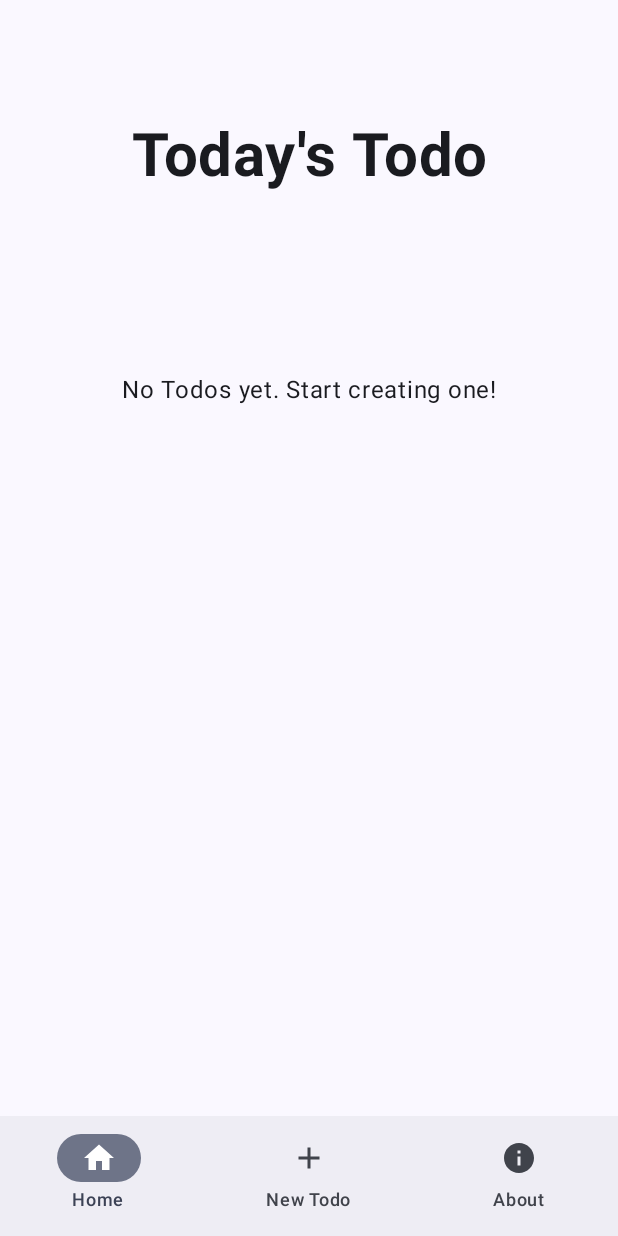
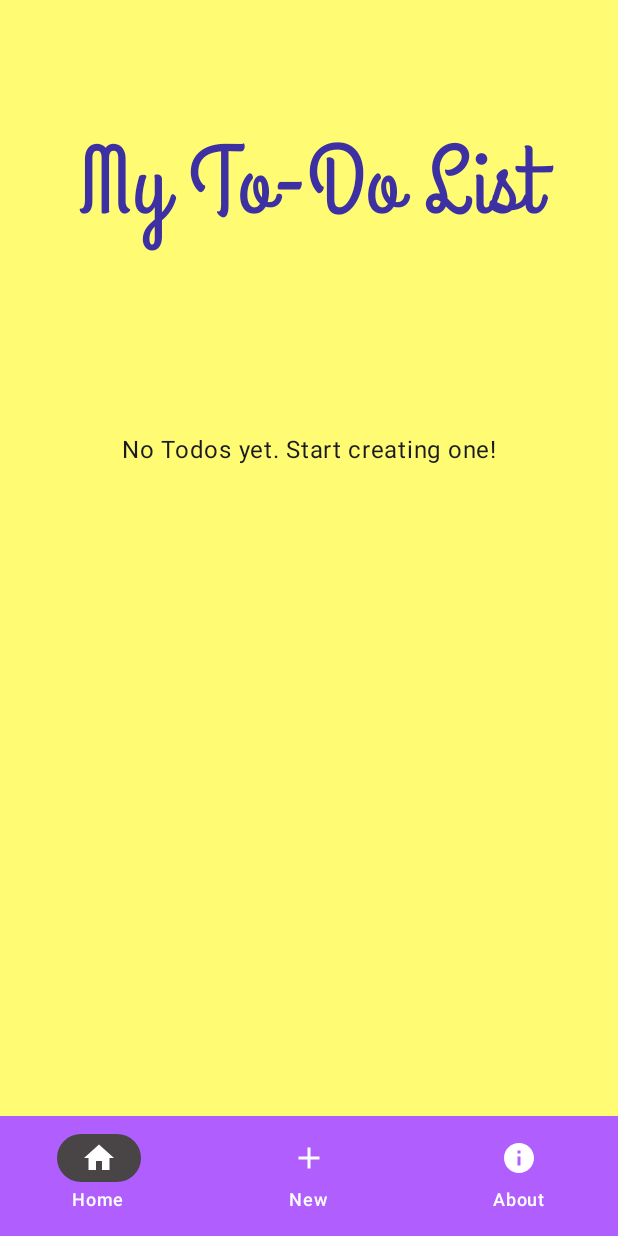
Before and after one commit to glitchcodes/todo-app, an Android app built with Jetpack Compose: the screen it shows after launch (MainActivity), on a phone screen of 412 x 824 dp. Run offline under Robolectric (Android 15) with nearby library versions, the phone set to English and light mode, and no system bars; our stand-ins replace Dagger/Hilt's generated code, Firebase (no records; nobody signed in at launch, a user with empty details on screens opened directly), accompanist.

Commit message:
add design to TODO_LIST - status bar color is now the same as background color - added fonts (Grand Hotel & Bebas Neue) - no dark mode - removed unused imports

```diff
--- a/app/build.gradle.kts
+++ b/app/build.gradle.kts
@@ -88,6 +88,8 @@ dependencies {
 
     // Kotlin extensions and Coroutine support for Room
     implementation("androidx.room:room-ktx:2.6.0")
+
+    implementation("com.google.accompanist:accompanist-systemuicontroller:0.33.2-alpha")
 }
 
 apply(plugin = "com.google.gms.google-services")
--- a/app/src/main/java/com/example/todoappcompose/MainActivity.kt
+++ b/app/src/main/java/com/example/todoappcompose/MainActivity.kt
@@ -15,8 +15,10 @@ import androidx.navigation.compose.currentBackStackEntryAsState
 import androidx.navigation.compose.rememberNavController
 import androidx.navigation.navArgument
 import com.example.todoappcompose.ui.NavigationBarComposable
+import com.example.todoappcompose.ui.SetStatusBarColor
 import com.example.todoappcompose.ui.about_me.AboutScreen
 import com.example.todoappcompose.ui.add_edit_todo.AddEditScreen
+import com.example.todoappcompose.ui.theme.MainBG
 import com.example.todoappcompose.ui.theme.TodoAppComposeTheme
 import com.example.todoappcompose.ui.todo_list.TodoListScreen
 import com.example.todoappcompose.util.Routes
@@ -29,7 +31,9 @@ class MainActivity : ComponentActivity() {
         super.onCreate(savedInstanceState)
 
         setContent {
-            TodoAppComposeTheme {
+            TodoAppComposeTheme (darkTheme = false) {
+                SetStatusBarColor(color = MainBG)
+
                 val navController = rememberNavController()
                 val currentBackStackEntry by navController.currentBackStackEntryAsState()
                 val currentRoute by remember { derivedStateOf { currentBackStackEntry?.destination?.route ?: Routes.TODO_LIST } }
--- a/app/src/main/java/com/example/todoappcompose/ui/NavigationBarComposable.kt
+++ b/app/src/main/java/com/example/todoappcompose/ui/NavigationBarComposable.kt
@@ -7,11 +7,15 @@ import androidx.compose.material.icons.filled.Info
 import androidx.compose.material3.Icon
 import androidx.compose.material3.NavigationBar
 import androidx.compose.material3.NavigationBarItem
+import androidx.compose.material3.NavigationBarItemDefaults
 import androidx.compose.material3.Text
 import androidx.compose.runtime.Composable
+import androidx.compose.ui.graphics.Color
 import androidx.compose.ui.tooling.preview.Preview
 import androidx.navigation.NavHostController
 import androidx.navigation.compose.rememberNavController
+import com.example.todoappcompose.ui.theme.Brown
+import com.example.todoappcompose.ui.theme.Purple100
 import com.example.todoappcompose.util.Routes
 
 @Composable
@@ -20,30 +24,41 @@ fun NavigationBarComposable(
     currentRoute: String
 ) {
 
-    NavigationBar {
+    NavigationBar(
+        containerColor = Purple100,
+    ) {
         NavigationBarItem(
-            icon = { Icon(Icons.Default.Home, contentDescription = "Home") },
-            label = { Text(text = "Home") },
+            icon = { Icon(Icons.Default.Home, contentDescription = "Home", tint = Color.White) },
+            label = { Text(text = "Home", color = Color.White) },
             selected = currentRoute == Routes.TODO_LIST,
             onClick = {
                 navController.navigate(Routes.TODO_LIST)
-            }
+            },
+            colors = NavigationBarItemDefaults.colors(
+                indicatorColor = Brown
+            )
         )
         NavigationBarItem(
-            icon = { Icon(Icons.Default.Add, contentDescription = "New Todo") },
-            label = { Text(text = "New Todo") },
+            icon = { Icon(Icons.Default.Add, contentDescription = "New", tint = Color.White) },
+            label = { Text(text = "New", color = Color.White) },
             selected = currentRoute.contains(Routes.ADD_EDIT_TODO),
             onClick = {
                 navController.navigate(Routes.ADD_EDIT_TODO)
-            }
+            },
+            colors = NavigationBarItemDefaults.colors(
+                indicatorColor = Brown
+            )
         )
         NavigationBarItem(
-            icon = { Icon(Icons.Default.Info, contentDescription = "About") },
-            label = { Text(text = "About") },
+            icon = { Icon(Icons.Default.Info, contentDescription = "About", tint = Color.White) },
+            label = { Text(text = "About", color = Color.White) },
             selected = currentRoute == Routes.ABOUT_ME,
             onClick = {
                 navController.navigate(Routes.ABOUT_ME)
-            }
+            },
+            colors = NavigationBarItemDefaults.colors(
+                indicatorColor = Brown
+            )
         )
     }
 }
--- /dev/null
+++ b/app/src/main/java/com/example/todoappcompose/ui/SetStatusBarColor.kt
@@ -0,0 +1,14 @@
+package com.example.todoappcompose.ui
+
+import androidx.compose.runtime.Composable
+import androidx.compose.runtime.SideEffect
+import androidx.compose.ui.graphics.Color
+import com.google.accompanist.systemuicontroller.rememberSystemUiController
+
+@Composable
+fun SetStatusBarColor(color: Color) {
+    val systemUiController = rememberSystemUiController()
+    SideEffect {
+        systemUiController.setStatusBarColor(color)
+    }
+}
--- a/app/src/main/java/com/example/todoappcompose/ui/theme/Color.kt
+++ b/app/src/main/java/com/example/todoappcompose/ui/theme/Color.kt
@@ -3,9 +3,17 @@ package com.example.todoappcompose.ui.theme
 import androidx.compose.ui.graphics.Color
 
 val Purple80 = Color(0xFFD0BCFF)
+val Purple100 = Color(0xFFB15EFF)
 val PurpleGrey80 = Color(0xFFCCC2DC)
 val Pink80 = Color(0xFFEFB8C8)
 
 val Purple40 = Color(0xFF6650a4)
 val PurpleGrey40 = Color(0xFF625b71)
 val Pink40 = Color(0xFF7D5260)
+
+val Blue50 = Color(0xFF3D30A2)
+val LightBlueGray = Color(0xFFB6CCD7)
+
+val Brown = Color(0xFF494547)
+
+val MainBG = Color(0xFFFFFB73)
--- a/app/src/main/java/com/example/todoappcompose/ui/theme/Type.kt
+++ b/app/src/main/java/com/example/todoappcompose/ui/theme/Type.kt
@@ -2,9 +2,20 @@ package com.example.todoappcompose.ui.theme
 
 import androidx.compose.material3.Typography
 import androidx.compose.ui.text.TextStyle
+import androidx.compose.ui.text.font.Font
 import androidx.compose.ui.text.font.FontFamily
+import androidx.compose.ui.text.font.FontStyle
 import androidx.compose.ui.text.font.FontWeight
 import androidx.compose.ui.unit.sp
+import com.example.todoappcompose.R
+
+val GrandHotel = FontFamily(
+    Font(R.font.grandhotel_regular, FontWeight.Normal, FontStyle.Normal)
+)
+
+val BebasNeue = FontFamily(
+    Font(R.font.bebasneue_regular, FontWeight.Normal, FontStyle.Normal)
+)
 
 // Set of Material typography styles to start with
 val Typography = Typography(
--- a/app/src/main/java/com/example/todoappcompose/ui/todo_list/TodoListScreen.kt
+++ b/app/src/main/java/com/example/todoappcompose/ui/todo_list/TodoListScreen.kt
@@ -4,7 +4,6 @@ import android.annotation.SuppressLint
 import androidx.compose.foundation.clickable
 import androidx.compose.foundation.layout.Box
 import androidx.compose.foundation.layout.Column
-import androidx.compose.foundation.layout.Row
 import androidx.compose.foundation.layout.Spacer
 import androidx.compose.foundation.layout.fillMaxSize
 import androidx.compose.foundation.layout.fillMaxWidth
@@ -12,11 +11,6 @@ import androidx.compose.foundation.layout.height
 import androidx.compose.foundation.layout.padding
 import androidx.compose.foundation.lazy.LazyColumn
 import androidx.compose.foundation.lazy.items
-import androidx.compose.material.icons.Icons
-import androidx.compose.material.icons.filled.Add
-import androidx.compose.material3.ExperimentalMaterial3Api
-import androidx.compose.material3.FloatingActionButton
-import androidx.compose.material3.Icon
 import androidx.compose.material3.Scaffold
 import androidx.compose.material3.SnackbarHost
 import androidx.compose.material3.SnackbarHostState
@@ -29,11 +23,15 @@ import androidx.compose.runtime.collectAsState
 import androidx.compose.runtime.remember
 import androidx.compose.ui.Alignment
 import androidx.compose.ui.Modifier
+import androidx.compose.ui.text.font.FontStyle
 import androidx.compose.ui.text.font.FontWeight
 import androidx.compose.ui.text.style.TextAlign
 import androidx.compose.ui.unit.dp
 import androidx.compose.ui.unit.sp
 import androidx.hilt.navigation.compose.hiltViewModel
+import com.example.todoappcompose.ui.theme.Blue50
+import com.example.todoappcompose.ui.theme.GrandHotel
+import com.example.todoappcompose.ui.theme.MainBG
 import com.example.todoappcompose.util.UIEvent
 
 @SuppressLint("UnusedMaterial3ScaffoldPaddingParameter")
@@ -67,7 +65,13 @@ fun TodoListScreen(
     Scaffold(
         snackbarHost = { SnackbarHost(snackbarHostState) },
         content = {
-            Box(modifier = Modifier.padding(16.dp)) {
+            Surface(
+                color = MainBG,
+                modifier = Modifier.fillMaxSize()
+            ) {
+                Box(
+                    modifier = Modifier.padding(16.dp)
+                ) {
                     Column {
                         Spacer(modifier = Modifier.height(64.dp))
 
@@ -76,10 +80,13 @@ fun TodoListScreen(
                             contentAlignment = Alignment.Center
                         ) {
                             Text(
-                            text = "Today's Todo",
-                            fontSize = 40.sp,
-                            fontWeight = FontWeight.Bold,
-                            textAlign = TextAlign.Center
+                                text = "My To-Do List",
+                                fontFamily = GrandHotel,
+                                fontSize = 64.sp,
+                                fontWeight = FontWeight.Normal,
+                                fontStyle = FontStyle.Normal,
+                                textAlign = TextAlign.Center,
+                                color = Blue50
                             )
                         }
 
@@ -113,5 +120,6 @@ fun TodoListScreen(
                     }
                 }
             }
+        }
     )
 }
--- a/app/src/main/res/values/colors.xml
+++ b/app/src/main/res/values/colors.xml
@@ -5,6 +5,8 @@
     <color name="purple_700">#FF3700B3</color>
     <color name="teal_200">#FF03DAC5</color>
     <color name="teal_700">#FF018786</color>
+    <color name="blue_500">#3D30A2</color>
     <color name="black">#FF000000</color>
     <color name="white">#FFFFFFFF</color>
+    <color name="background">#FFFB73</color>
 </resources>
```
Also changed, not shown: app/src/main/java/com/example/todoappcompose/ui/todo_list/TodoItem.kt (+19 -14 lines), app/src/main/res/font-v26/bebasneue.xml (added, +7 -0 lines), app/src/main/res/font-v26/grandhotel.xml (added, +7 -0 lines), app/src/main/res/font/bebasneue.xml (added, +7 -0 lines), app/src/main/res/font/grandhotel.xml (added, +7 -0 lines), app/src/main/res/font/bebasneue_regular.ttf (added), app/src/main/res/font/grandhotel_regular.ttf (added). Lines whose indentation alone changed are shown as unchanged.
